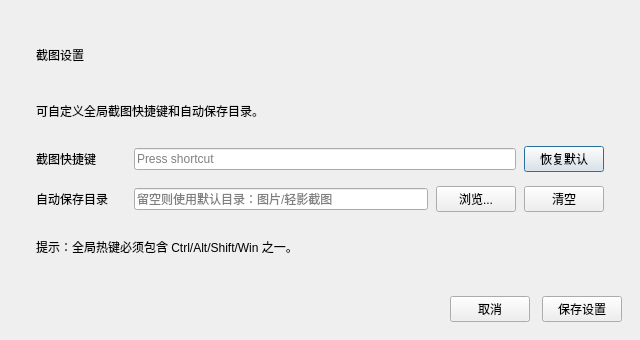
First picture: the form in capturesettingsdialog.ui, repository shanzhi7/screenCapture, before the edit.
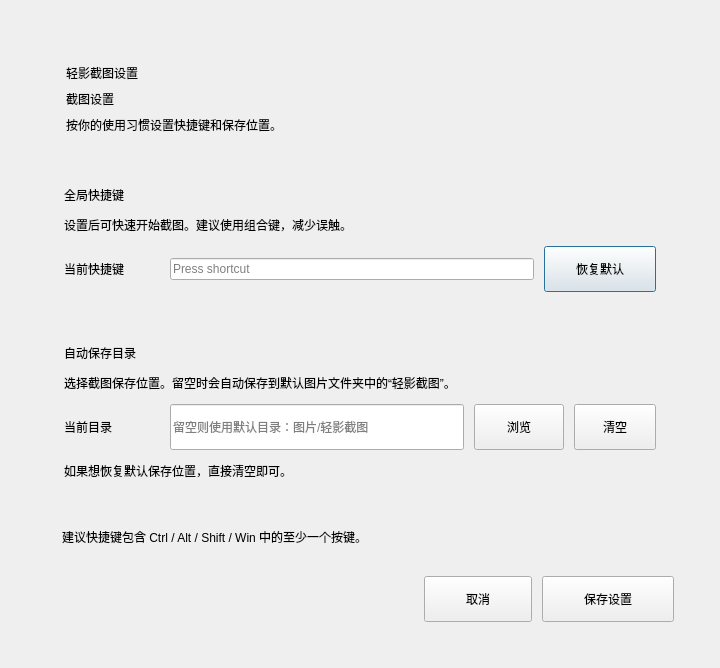
Second picture: the form after the edit.

Commit message: 将区域截图工具条改为SVG按钮（包含文字回退）

Patch:
```diff
--- a/capturesettingsdialog.ui
+++ b/capturesettingsdialog.ui
@@ -6,8 +6,8 @@
    <rect>
     <x>0</x>
     <y>0</y>
-    <width>640</width>
-    <height>340</height>
+    <width>720</width>
+    <height>458</height>
    </rect>
   </property>
   <property name="windowTitle">
@@ -15,19 +15,19 @@
   </property>
   <layout class="QVBoxLayout" name="rootLayout">
    <property name="leftMargin">
-    <number>18</number>
+    <number>22</number>
    </property>
    <property name="topMargin">
-    <number>18</number>
+    <number>22</number>
    </property>
    <property name="rightMargin">
-    <number>18</number>
+    <number>22</number>
    </property>
    <property name="bottomMargin">
-    <number>18</number>
+    <number>22</number>
    </property>
    <property name="spacing">
-    <number>12</number>
+    <number>0</number>
    </property>
    <item>
     <widget class="QFrame" name="settingsCard">
@@ -36,20 +36,48 @@
      </property>
      <layout class="QVBoxLayout" name="cardLayout">
       <property name="leftMargin">
-       <number>18</number>
+       <number>24</number>
       </property>
       <property name="topMargin">
-       <number>16</number>
+       <number>24</number>
       </property>
       <property name="rightMargin">
-       <number>18</number>
+       <number>24</number>
       </property>
       <property name="bottomMargin">
+       <number>24</number>
+      </property>
+      <property name="spacing">
        <number>16</number>
       </property>
+      <item>
+       <widget class="QFrame" name="heroFrame">
+        <property name="frameShape">
+         <enum>QFrame::NoFrame</enum>
+        </property>
+        <layout class="QVBoxLayout" name="heroLayout">
+         <property name="leftMargin">
+          <number>20</number>
+         </property>
+         <property name="topMargin">
+          <number>18</number>
+         </property>
+         <property name="rightMargin">
+          <number>20</number>
+         </property>
+         <property name="bottomMargin">
+          <number>18</number>
+         </property>
       <property name="spacing">
-       <number>14</number>
-      </property>
+          <number>8</number>
+         </property>
+         <item>
+          <widget class="QLabel" name="heroBadgeLabel">
+           <property name="text">
+            <string>轻影截图设置</string>
+           </property>
+          </widget>
+         </item>
       <item>
        <widget class="QLabel" name="titleLabel">
         <property name="text">
@@ -60,33 +88,90 @@
       <item>
        <widget class="QLabel" name="subTitleLabel">
         <property name="text">
-         <string>可自定义全局截图快捷键和自动保存目录。</string>
+            <string>按你的使用习惯设置快捷键和保存位置。</string>
+           </property>
+           <property name="wordWrap">
+            <bool>true</bool>
+           </property>
+          </widget>
+         </item>
+        </layout>
+       </widget>
+      </item>
+      <item>
+       <widget class="QFrame" name="hotkeySection">
+        <property name="frameShape">
+         <enum>QFrame::NoFrame</enum>
+        </property>
+        <layout class="QVBoxLayout" name="hotkeySectionLayout">
+         <property name="leftMargin">
+          <number>18</number>
+         </property>
+         <property name="topMargin">
+          <number>18</number>
+         </property>
+         <property name="rightMargin">
+          <number>18</number>
+         </property>
+         <property name="bottomMargin">
+          <number>18</number>
+         </property>
+         <property name="spacing">
+          <number>12</number>
+         </property>
+         <item>
+          <widget class="QLabel" name="hotkeySectionTitle">
+           <property name="text">
+            <string>全局快捷键</string>
+           </property>
+          </widget>
+         </item>
+         <item>
+          <widget class="QLabel" name="hotkeySectionDesc">
+           <property name="text">
+            <string>设置后可快速开始截图。建议使用组合键，减少误触。</string>
+           </property>
+           <property name="wordWrap">
+            <bool>true</bool>
         </property>
        </widget>
       </item>
       <item>
        <layout class="QHBoxLayout" name="hotkeyLayout">
         <property name="spacing">
-         <number>8</number>
+            <number>10</number>
         </property>
         <item>
          <widget class="QLabel" name="hotkeyLabel">
           <property name="minimumSize">
            <size>
-            <width>90</width>
+               <width>96</width>
             <height>0</height>
            </size>
           </property>
           <property name="text">
-           <string>截图快捷键</string>
+              <string>当前快捷键</string>
           </property>
          </widget>
         </item>
         <item>
-         <widget class="QKeySequenceEdit" name="hotkeyEdit"/>
+            <widget class="QKeySequenceEdit" name="hotkeyEdit">
+             <property name="minimumSize">
+              <size>
+               <width>0</width>
+               <height>46</height>
+              </size>
+             </property>
+            </widget>
         </item>
         <item>
          <widget class="QPushButton" name="resetHotkeyButton">
+             <property name="minimumSize">
+              <size>
+               <width>112</width>
+               <height>46</height>
+              </size>
+             </property>
           <property name="text">
            <string>恢复默认</string>
           </property>
@@ -94,26 +179,73 @@
         </item>
        </layout>
       </item>
+        </layout>
+       </widget>
+      </item>
+      <item>
+       <widget class="QFrame" name="directorySection">
+        <property name="frameShape">
+         <enum>QFrame::NoFrame</enum>
+        </property>
+        <layout class="QVBoxLayout" name="directorySectionLayout">
+         <property name="leftMargin">
+          <number>18</number>
+         </property>
+         <property name="topMargin">
+          <number>18</number>
+         </property>
+         <property name="rightMargin">
+          <number>18</number>
+         </property>
+         <property name="bottomMargin">
+          <number>18</number>
+         </property>
+         <property name="spacing">
+          <number>12</number>
+         </property>
+         <item>
+          <widget class="QLabel" name="directorySectionTitle">
+           <property name="text">
+            <string>自动保存目录</string>
+           </property>
+          </widget>
+         </item>
+         <item>
+          <widget class="QLabel" name="directorySectionDesc">
+           <property name="text">
+            <string>选择截图保存位置。留空时会自动保存到默认图片文件夹中的“轻影截图”。</string>
+           </property>
+           <property name="wordWrap">
+            <bool>true</bool>
+           </property>
+          </widget>
+         </item>
       <item>
        <layout class="QHBoxLayout" name="dirLayout">
         <property name="spacing">
-         <number>8</number>
+            <number>10</number>
         </property>
         <item>
          <widget class="QLabel" name="dirLabel">
           <property name="minimumSize">
            <size>
-            <width>90</width>
+               <width>96</width>
             <height>0</height>
            </size>
           </property>
           <property name="text">
-           <string>自动保存目录</string>
+              <string>当前目录</string>
           </property>
          </widget>
         </item>
         <item>
          <widget class="QLineEdit" name="autoSaveDirEdit">
+             <property name="minimumSize">
+              <size>
+               <width>0</width>
+               <height>46</height>
+              </size>
+             </property>
           <property name="readOnly">
            <bool>true</bool>
           </property>
@@ -124,13 +256,25 @@
         </item>
         <item>
          <widget class="QPushButton" name="browseDirButton">
+             <property name="minimumSize">
+              <size>
+               <width>90</width>
+               <height>46</height>
+              </size>
+             </property>
           <property name="text">
-           <string>浏览...</string>
+              <string>浏览</string>
           </property>
          </widget>
         </item>
         <item>
          <widget class="QPushButton" name="clearDirButton">
+             <property name="minimumSize">
+              <size>
+               <width>82</width>
+               <height>46</height>
+              </size>
+             </property>
           <property name="text">
            <string>清空</string>
           </property>
@@ -139,9 +283,46 @@
        </layout>
       </item>
       <item>
+          <widget class="QLabel" name="directoryTipLabel">
+           <property name="text">
+            <string>如果想恢复默认保存位置，直接清空即可。</string>
+           </property>
+           <property name="wordWrap">
+            <bool>true</bool>
+           </property>
+          </widget>
+         </item>
+        </layout>
+       </widget>
+      </item>
+      <item>
+       <widget class="QFrame" name="hintCard">
+        <property name="frameShape">
+         <enum>QFrame::NoFrame</enum>
+        </property>
+        <layout class="QHBoxLayout" name="hintLayout">
+         <property name="leftMargin">
+          <number>16</number>
+         </property>
+         <property name="topMargin">
+          <number>14</number>
+         </property>
+         <property name="rightMargin">
+          <number>16</number>
+         </property>
+         <property name="bottomMargin">
+          <number>14</number>
+         </property>
+         <property name="spacing">
+          <number>0</number>
+         </property>
+         <item>
        <widget class="QLabel" name="hintLabel">
         <property name="text">
-         <string>提示：全局热键必须包含 Ctrl/Alt/Shift/Win 之一。</string>
+            <string>建议快捷键包含 Ctrl / Alt / Shift / Win 中的至少一个按键。</string>
+           </property>
+           <property name="wordWrap">
+            <bool>true</bool>
         </property>
        </widget>
       </item>
@@ -150,6 +331,9 @@
    </item>
    <item>
     <layout class="QHBoxLayout" name="footerLayout">
+        <property name="spacing">
+         <number>10</number>
+        </property>
      <item>
       <spacer name="footerSpacer">
        <property name="orientation">
@@ -165,6 +349,12 @@
      </item>
      <item>
       <widget class="QPushButton" name="cancelButton">
+          <property name="minimumSize">
+           <size>
+            <width>108</width>
+            <height>46</height>
+           </size>
+          </property>
        <property name="text">
         <string>取消</string>
        </property>
@@ -172,12 +362,21 @@
      </item>
      <item>
       <widget class="QPushButton" name="saveButton">
+          <property name="minimumSize">
+           <size>
+            <width>132</width>
+            <height>46</height>
+           </size>
+          </property>
        <property name="text">
         <string>保存设置</string>
        </property>
       </widget>
      </item>
     </layout>
+      </item>
+     </layout>
+    </widget>
    </item>
   </layout>
  </widget>
```
Left out of the diff: 2 changed lines with no effect on the pictures. Lines whose indentation alone changed are shown as unchanged. The commit also changes 20 other files.
